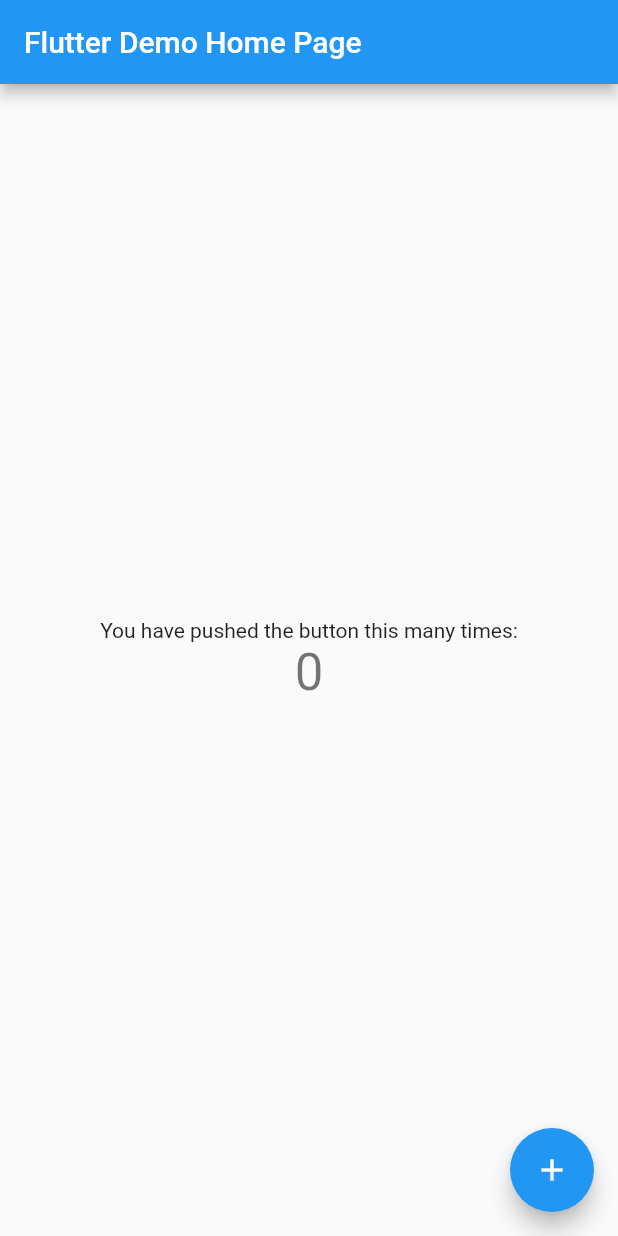
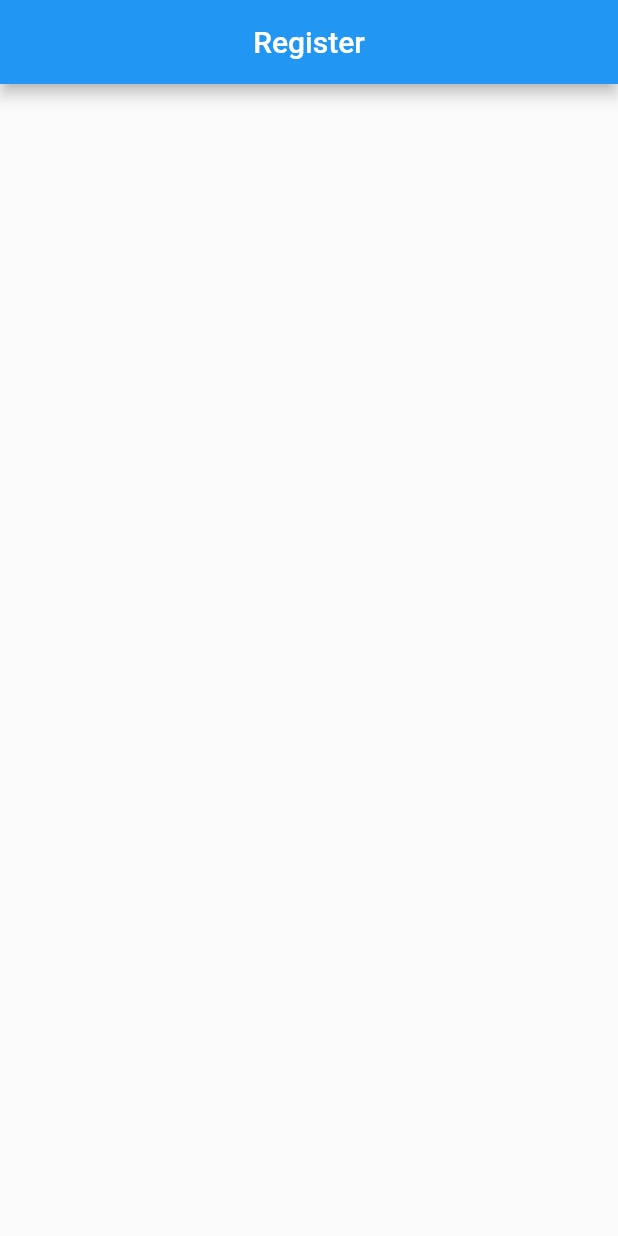
Before and after one commit to altair32/library_qr, a Flutter app: the screen it shows after launch, on a phone screen of 412 x 824 dp. Run offline on Flutter 3.47's test engine with Material 2 defaults, Android fonts, the phone set to English and light mode, and no system bars; our stand-ins replace firebase_core; accounts and stored records are empty.

Commit message:
Scratch --Aditya

```diff
--- a/lib/main.dart
+++ b/lib/main.dart
@@ -1,115 +1,22 @@
+// ignore_for_file: prefer_const_constructors
+
+import 'package:firebase_core/firebase_core.dart';
 import 'package:flutter/material.dart';
+import 'package:library_qr/screens/register.dart';
 
-void main() {
+Future main() async {
+  WidgetsFlutterBinding.ensureInitialized();
+  await Firebase.initializeApp();
   runApp(const MyApp());
 }
 
 class MyApp extends StatelessWidget {
   const MyApp({Key? key}) : super(key: key);
 
-  // This widget is the root of your application.
   @override
   Widget build(BuildContext context) {
     return MaterialApp(
-      title: 'Flutter Demo',
-      theme: ThemeData(
-        // This is the theme of your application.
-        //
-        // Try running your application with "flutter run". You'll see the
-        // application has a blue toolbar. Then, without quitting the app, try
-        // changing the primarySwatch below to Colors.green and then invoke
-        // "hot reload" (press "r" in the console where you ran "flutter run",
-        // or simply save your changes to "hot reload" in a Flutter IDE).
-        // Notice that the counter didn't reset back to zero; the application
-        // is not restarted.
-        primarySwatch: Colors.blue,
-      ),
-      home: const MyHomePage(title: 'Flutter Demo Home Page'),
+      home: Register(),
     );
   }
 }
-
-class MyHomePage extends StatefulWidget {
-  const MyHomePage({Key? key, required this.title}) : super(key: key);
-
-  // This widget is the home page of your application. It is stateful, meaning
-  // that it has a State object (defined below) that contains fields that affect
-  // how it looks.
-
-  // This class is the configuration for the state. It holds the values (in this
-  // case the title) provided by the parent (in this case the App widget) and
-  // used by the build method of the State. Fields in a Widget subclass are
-  // always marked "final".
-
-  final String title;
-
-  @override
-  State<MyHomePage> createState() => _MyHomePageState();
-}
-
-class _MyHomePageState extends State<MyHomePage> {
-  int _counter = 0;
-
-  void _incrementCounter() {
-    setState(() {
-      // This call to setState tells the Flutter framework that something has
-      // changed in this State, which causes it to rerun the build method below
-      // so that the display can reflect the updated values. If we changed
-      // _counter without calling setState(), then the build method would not be
-      // called again, and so nothing would appear to happen.
-      _counter++;
-    });
-  }
-
-  @override
-  Widget build(BuildContext context) {
-    // This method is rerun every time setState is called, for instance as done
-    // by the _incrementCounter method above.
-    //
-    // The Flutter framework has been optimized to make rerunning build methods
-    // fast, so that you can just rebuild anything that needs updating rather
-    // than having to individually change instances of widgets.
-    return Scaffold(
-      appBar: AppBar(
-        // Here we take the value from the MyHomePage object that was created by
-        // the App.build method, and use it to set our appbar title.
-        title: Text(widget.title),
-      ),
-      body: Center(
-        // Center is a layout widget. It takes a single child and positions it
-        // in the middle of the parent.
-        child: Column(
-          // Column is also a layout widget. It takes a list of children and
-          // arranges them vertically. By default, it sizes itself to fit its
-          // children horizontally, and tries to be as tall as its parent.
-          //
-          // Invoke "debug painting" (press "p" in the console, choose the
-          // "Toggle Debug Paint" action from the Flutter Inspector in Android
-          // Studio, or the "Toggle Debug Paint" command in Visual Studio Code)
-          // to see the wireframe for each widget.
-          //
-          // Column has various properties to control how it sizes itself and
-          // how it positions its children. Here we use mainAxisAlignment to
-          // center the children vertically; the main axis here is the vertical
-          // axis because Columns are vertical (the cross axis would be
-          // horizontal).
-          mainAxisAlignment: MainAxisAlignment.center,
-          children: <Widget>[
-            const Text(
-              'You have pushed the button this many times:',
-            ),
-            Text(
-              '$_counter',
-              style: Theme.of(context).textTheme.headline4,
-            ),
-          ],
-        ),
-      ),
-      floatingActionButton: FloatingActionButton(
-        onPressed: _incrementCounter,
-        tooltip: 'Increment',
-        child: const Icon(Icons.add),
-      ), // This trailing comma makes auto-formatting nicer for build methods.
-    );
-  }
-}
--- /dev/null
+++ b/lib/screens/register.dart
@@ -0,0 +1,25 @@
+import 'package:flutter/material.dart';
+
+class Register extends StatefulWidget {
+  const Register({Key? key}) : super(key: key);
+
+  @override
+  _RegisterState createState() => _RegisterState();
+}
+
+class _RegisterState extends State<Register> {
+  @override
+  Widget build(BuildContext context) {
+    return Scaffold(
+      appBar: AppBar(
+        automaticallyImplyLeading: false,
+        title: const Center(child: Text("Register"),),
+      ),
+      body: Column(
+        children: [
+          Container()
+        ],
+      ),
+    );
+  }
+}
--- a/pubspec.yaml
+++ b/pubspec.yaml
@@ -34,6 +34,9 @@ dependencies:
   # The following adds the Cupertino Icons font to your application.
   # Use with the CupertinoIcons class for iOS style icons.
   cupertino_icons: ^1.0.2
+  firebase_auth: ^4.4.2
+  firebase_core: ^2.10.0
+  google_sign_in: ^6.1.0
 
 dev_dependencies:
   flutter_test:
```
Also changed, not shown: pubspec.lock, 3 other files.
